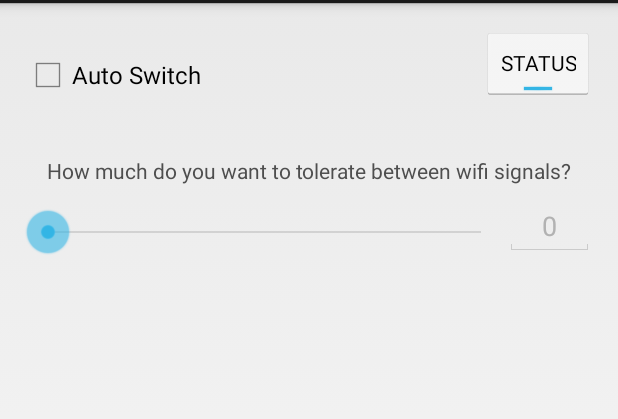
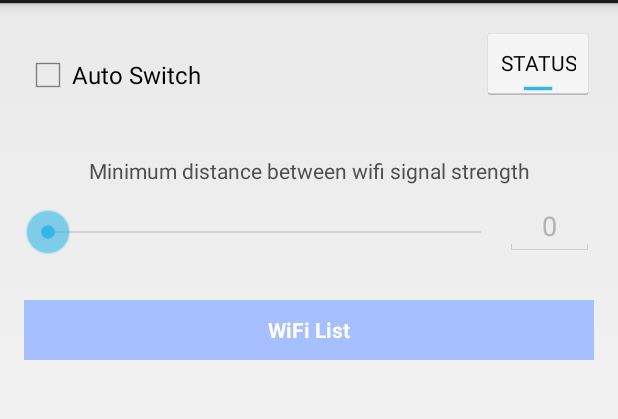
Before and after one commit to jempe/wifihelperandroid, an Android app: the screen it shows after launch (MainActivity), on a phone screen of 412 x 824 dp, the part 69-488 px from its top. Run offline under Robolectric (Android 15) with nearby library versions, the phone set to English and light mode, and no system bars; our stand-ins replace AdMob.

Commit message:
new listview to show wifi info

```diff
--- a/WifiHelper/app/src/main/java/com/julianogv/wifihelper/MainActivity.java
+++ b/WifiHelper/app/src/main/java/com/julianogv/wifihelper/MainActivity.java
@@ -10,8 +10,10 @@ import android.content.SharedPreferences;
 import android.os.Bundle;
 import android.view.Menu;
 import android.view.MenuItem;
+import android.view.View;
 import android.widget.CheckBox;
 import android.widget.CompoundButton;
+import android.widget.ListView;
 import android.widget.SeekBar;
 import android.widget.TextView;
 import android.widget.Toast;
@@ -30,6 +32,7 @@ public class MainActivity extends Activity {
     Intent serviceIntent;
     Context ctx;
     CheckBox checkBoxAutoSwitch;
+    ListView wifiInfoListView;
 
     @Override
     protected void onCreate(Bundle savedInstanceState) {
@@ -41,6 +44,8 @@ public class MainActivity extends Activity {
         sbTolerate = (SeekBar)findViewById(R.id.seekBarTolerate);
         switchServiceStatus = (ToggleButton)findViewById(R.id.switchServiceStatus);
         switchServiceStatus.setChecked(true);
+        wifiInfoListView = (ListView)findViewById(R.id.listWifi);
+
         restoreSavedPreferences();
         prepareListeners();
         setBroadcastReceivers();
@@ -156,9 +161,9 @@ public class MainActivity extends Activity {
     public class BroadcastFillWifiInfo extends BroadcastReceiver {
         @Override
         public void onReceive(Context context, Intent intent) {
-            TextView txtWifiInfo = (TextView) findViewById(R.id.wifiListView);
-            String data = intent.getStringExtra("data");
-            txtWifiInfo.setText(data);
+            //TextView txtWifiInfo = (TextView) findViewById(R.id.wifiListView);
+            //String data = intent.getStringExtra("data");
+            //stxtWifiInfo.setText(data);
         }
     }
 }
--- a/WifiHelper/app/src/main/java/com/julianogv/wifihelper/receivers/WifiReceiver.java
+++ b/WifiHelper/app/src/main/java/com/julianogv/wifihelper/receivers/WifiReceiver.java
@@ -1,6 +1,5 @@
 package com.julianogv.wifihelper.receivers;
 
-import android.app.Notification;
 import android.app.NotificationManager;
 import android.app.PendingIntent;
 import android.content.BroadcastReceiver;
@@ -20,6 +19,7 @@ import com.julianogv.wifihelper.Defines;
 import com.julianogv.wifihelper.R;
 import com.julianogv.wifihelper.WifiUtils;
 
+import java.util.ArrayList;
 import java.util.List;
 
 /**
@@ -61,7 +61,7 @@ public class WifiReceiver extends BroadcastReceiver{
         }
 
         wifiList = wifiManager.getScanResults();
-
+        ArrayList<String> arrayWifiInfo = new ArrayList<String>();
         currentBSSID = wifiManager.getConnectionInfo().getBSSID();
 
         for (int i = 0; i < wifiList.size(); i++) {
@@ -71,9 +71,9 @@ public class WifiReceiver extends BroadcastReceiver{
 
             //when it's the current wifi add a *
             if(wifiManager.getConnectionInfo().getSSID().equals("\""+wifiList.get(i).SSID+"\"")){
-                sb.append("*"+wifiList.get(i).SSID + ": " + wifiList.get(i).level + "\n");
+                arrayWifiInfo.add("*" + wifiList.get(i).SSID + ": " + wifiList.get(i).level);
             }else{
-                sb.append(wifiList.get(i).SSID + ": " + wifiList.get(i).level + "\n");
+                arrayWifiInfo.add(wifiList.get(i).SSID + ": " + wifiList.get(i).level);
             }
 
             //save current wifi
@@ -94,7 +94,7 @@ public class WifiReceiver extends BroadcastReceiver{
         Intent broadcastIntent = new Intent();
         broadcastIntent.setAction(Defines.FILL_DATA);
         broadcastIntent.addCategory(Intent.CATEGORY_DEFAULT);
-        broadcastIntent.putExtra("data", sb.toString());
+        broadcastIntent.putStringArrayListExtra("data", arrayWifiInfo);
         context.sendBroadcast(broadcastIntent);
 
         SharedPreferences settings = context.getSharedPreferences(Defines.PREFS_NAME, 0);
--- a/WifiHelper/app/src/main/res/layout/activity_main.xml
+++ b/WifiHelper/app/src/main/res/layout/activity_main.xml
@@ -22,22 +22,6 @@
         android:layout_alignRight="@+id/textView3"
         android:layout_alignEnd="@+id/textView3" />
 
-    <TextView
-        android:layout_width="wrap_content"
-        android:layout_height="190dp"
-        android:textAppearance="?android:attr/textAppearanceLarge"
-        android:id="@+id/wifiListView"
-        android:layout_row="1"
-        android:layout_column="1"
-        android:layout_columnSpan="2"
-        android:layout_below="@+id/txtTolerate"
-        android:layout_marginTop="39dp"
-        android:layout_alignParentLeft="true"
-        android:layout_alignParentStart="true"
-        android:layout_alignRight="@+id/txtTolerate"
-        android:layout_alignEnd="@+id/txtTolerate"
-        android:layout_alignParentBottom="true" />
-
     <SeekBar
         android:layout_width="wrap_content"
         android:layout_height="wrap_content"
@@ -60,10 +44,10 @@
         android:gravity="center"
         android:layout_marginTop="38dp"
         android:layout_below="@+id/switchServiceStatus"
+        android:layout_alignParentRight="true"
+        android:layout_alignParentEnd="true"
         android:layout_alignParentLeft="true"
-        android:layout_alignParentStart="true"
-        android:layout_alignParentRight="true"
-        android:layout_alignParentEnd="true" />
+        android:layout_alignParentStart="true" />
 
     <ToggleButton
         android:layout_width="wrap_content"
@@ -86,4 +70,27 @@
         android:layout_above="@+id/textView3"
         android:layout_alignParentLeft="true"
         android:layout_alignParentStart="true" />
+
+    <TextView
+        android:id="@+id/tv_header"
+        android:layout_width="fill_parent"
+        android:layout_height="40dp"
+        android:gravity="center"
+        android:orientation="vertical"
+        android:text="WiFi List"
+        android:background="#a5bfff"
+        android:layout_below="@+id/txtTolerate"
+        android:layout_alignParentLeft="true"
+        android:layout_alignParentStart="true"
+        android:layout_marginTop="29dp"
+        android:textColor="#ffffff"
+        android:textStyle="bold" />
+
+    <ListView
+        android:layout_width="wrap_content"
+        android:layout_height="wrap_content"
+        android:id="@+id/listWifi"
+        android:layout_below="@+id/tv_header"
+        android:layout_alignParentRight="true"
+        android:layout_alignParentEnd="true" />
 </RelativeLayout>
--- a/WifiHelper/app/src/main/res/values/strings.xml
+++ b/WifiHelper/app/src/main/res/values/strings.xml
@@ -4,7 +4,7 @@
     <string name="app_name">WiFi Helper</string>
 
     <string name="action_settings">Settings</string>
-    <string name="tolerate">How much do you want to tolerate between wifi signals?</string>
+    <string name="tolerate">Minimum distance between wifi signal strength</string>
     <string name="working">It\'s already working!\n\nAs soon as it finds a better WiFi signal you will be notified!\n\nIt will be running in background, you can close this app if you want.</string>
 
 </resources>
```
